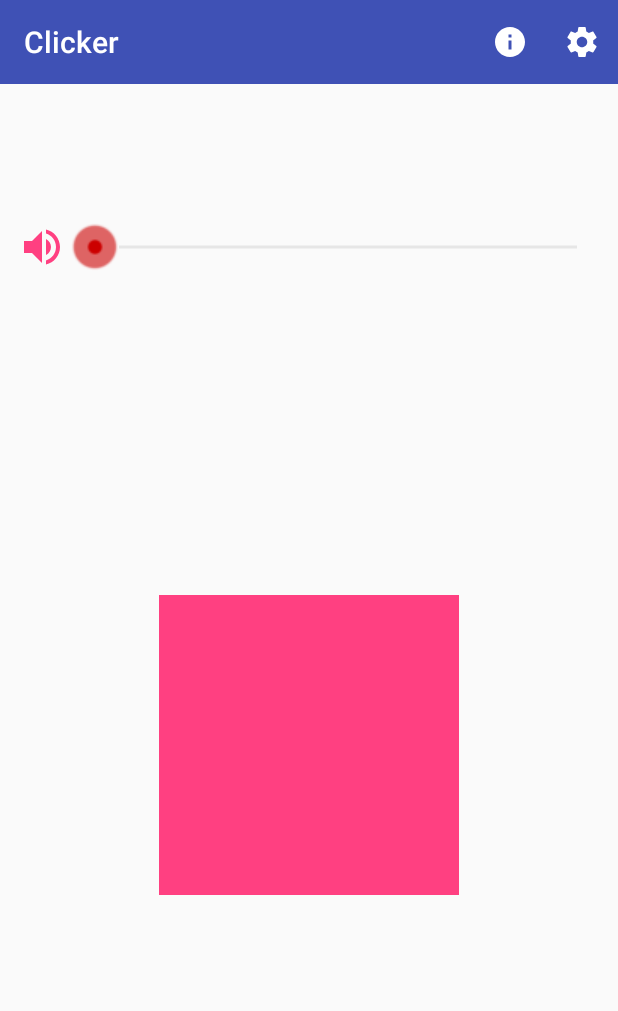
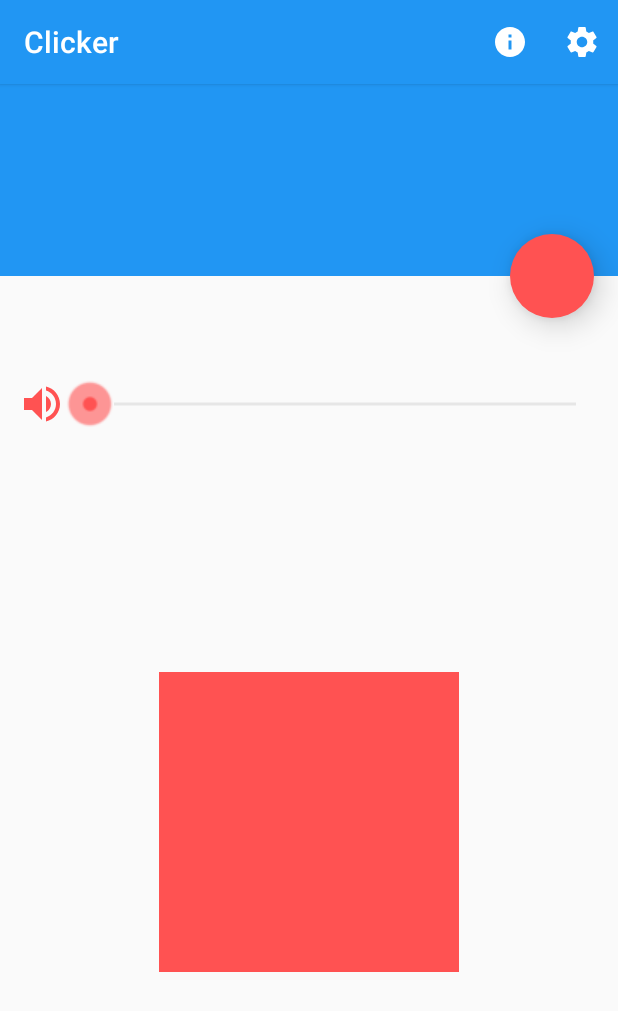
Before and after one commit to heisenberg15/Dog-clicker-app, an Android app: the screen it shows after launch (MainActivity), on a phone screen of 412 x 824 dp. Shown: the top 1011 px of the screen. Run offline under Robolectric (Android 15) with nearby library versions, the phone set to English and light mode, and no system bars.

```diff
--- a/app/build.gradle
+++ b/app/build.gradle
@@ -21,11 +21,12 @@ android {
 }
 
 dependencies {
-    compile fileTree(dir: 'libs', include: ['*.jar'])
+    compile fileTree(include: ['*.jar'], dir: 'libs')
     androidTestCompile('com.android.support.test.espresso:espresso-core:2.2.2', {
         exclude group: 'com.android.support', module: 'support-annotations'
     })
     compile 'com.android.support:appcompat-v7:24.2.1'
     testCompile 'junit:junit:4.12'
     compile 'com.android.support.constraint:constraint-layout:1.0.0-beta4'
+    compile 'com.android.support:design:24.2.1'
 }
--- a/app/src/main/res/layout/activity_main.xml
+++ b/app/src/main/res/layout/activity_main.xml
@@ -13,10 +13,43 @@
         android:layout_width="0dp"
         android:layout_height="56dp"
         android:background="@color/colorPrimary"
+        android:elevation="2dp"
         app:layout_constraintLeft_toLeftOf="parent"
         app:layout_constraintRight_toRightOf="parent"
         app:layout_constraintTop_toTopOf="parent"
         app:titleTextColor="@android:color/white" />
+
+    <!--<View-->
+    <!--android:id="@+id/divider"-->
+    <!--android:layout_width="0dp"-->
+    <!--android:layout_height="1dp"-->
+    <!--app:layout_constraintTop_toBottomOf="@+id/toolbar_id"-->
+    <!--app:layout_constraintBottom_toTopOf="@+id/test_view_id"-->
+    <!--app:layout_constraintLeft_toLeftOf="parent"-->
+    <!--app:layout_constraintRight_toRightOf="parent"-->
+    <!--android:background="#404040"/>-->
+
+    <android.support.design.widget.FloatingActionButton
+        android:id="@+id/fab"
+        android:layout_width="wrap_content"
+        android:layout_height="wrap_content"
+        android:layout_marginEnd="16dp"
+        android:layout_marginRight="16dp"
+        android:clickable="true"
+        app:elevation="12dp"
+        app:borderWidth="0dp"
+        app:layout_constraintBottom_toBottomOf="@+id/test_view_id"
+        app:layout_constraintRight_toRightOf="parent"
+        app:layout_constraintTop_toBottomOf="@+id/test_view_id" />
+
+    <ImageView
+        android:id="@+id/test_view_id"
+        android:layout_width="0dp"
+        android:layout_height="128dp"
+        android:background="@color/colorPrimary"
+        app:layout_constraintLeft_toLeftOf="parent"
+        app:layout_constraintRight_toRightOf="parent"
+        app:layout_constraintTop_toBottomOf="@+id/toolbar_id" />
 
     <ImageView
         android:id="@+id/volume_icon_id"
@@ -34,15 +67,13 @@
         android:layout_width="0dp"
         android:layout_height="wrap_content"
         android:layout_marginEnd="12dp"
-        android:layout_marginLeft="3dp"
         android:layout_marginRight="12dp"
-        android:layout_marginStart="3dp"
         android:progressDrawable="@drawable/apptheme_scrubber_progress_horizontal_holo_light"
         android:thumb="@drawable/apptheme_scrubber_control_selector_holo_light"
         app:layout_constraintBottom_toTopOf="@+id/click_image_id"
-        app:layout_constraintLeft_toRightOf="@id/volume_icon_id"
+        app:layout_constraintLeft_toRightOf="@+id/volume_icon_id"
         app:layout_constraintRight_toRightOf="parent"
-        app:layout_constraintTop_toBottomOf="@+id/toolbar_id"
+        app:layout_constraintTop_toBottomOf="@+id/test_view_id"
         app:layout_constraintVertical_bias="0.3" />
 
     <ImageView
@@ -53,7 +84,7 @@
         app:layout_constraintBottom_toBottomOf="parent"
         app:layout_constraintLeft_toLeftOf="parent"
         app:layout_constraintRight_toRightOf="parent"
-        app:layout_constraintTop_toBottomOf="@+id/toolbar_id"
+        app:layout_constraintTop_toBottomOf="@+id/test_view_id"
         app:layout_constraintVertical_bias="0.6" />
 
 
--- a/app/src/main/res/values/colors.xml
+++ b/app/src/main/res/values/colors.xml
@@ -1,7 +1,7 @@
 <?xml version="1.0" encoding="utf-8"?>
 <resources>
-    <color name="colorPrimary">#3F51B5</color>
-    <color name="colorPrimaryDark">#303F9F</color>
-    <color name="colorAccent">#FF4081</color>
+    <color name="colorPrimary">#2196F3</color>
+    <color name="colorPrimaryDark">#1976D2</color>
+    <color name="colorAccent">#FF5252</color>
     <color name="settings_text_color">#404040</color>
 </resources>
```
Also changed, not shown: app/src/main/res/drawable/apptheme_scrubber_control_disabled_holo.png, app/src/main/res/drawable/apptheme_scrubber_control_focused_holo.png, app/src/main/res/drawable/apptheme_scrubber_control_normal_holo.png, app/src/main/res/drawable/apptheme_scrubber_control_pressed_holo.png, app/src/main/res/drawable/apptheme_scrubber_primary_holo.9.png, app/src/main/res/drawable/apptheme_scrubber_secondary_holo.9.png.
